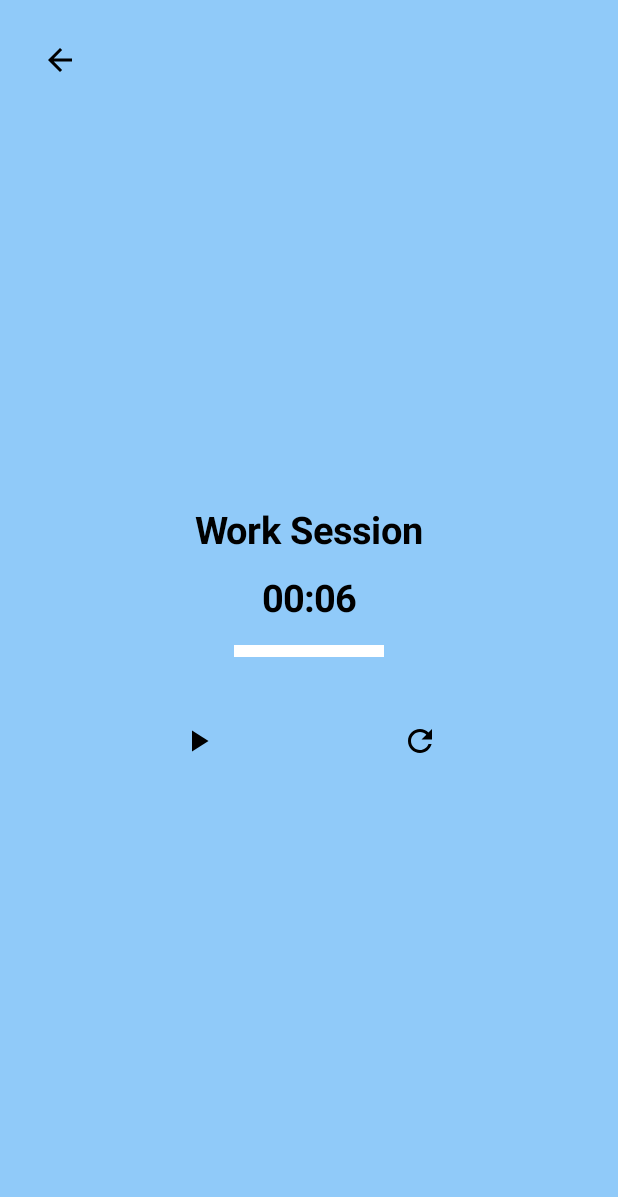
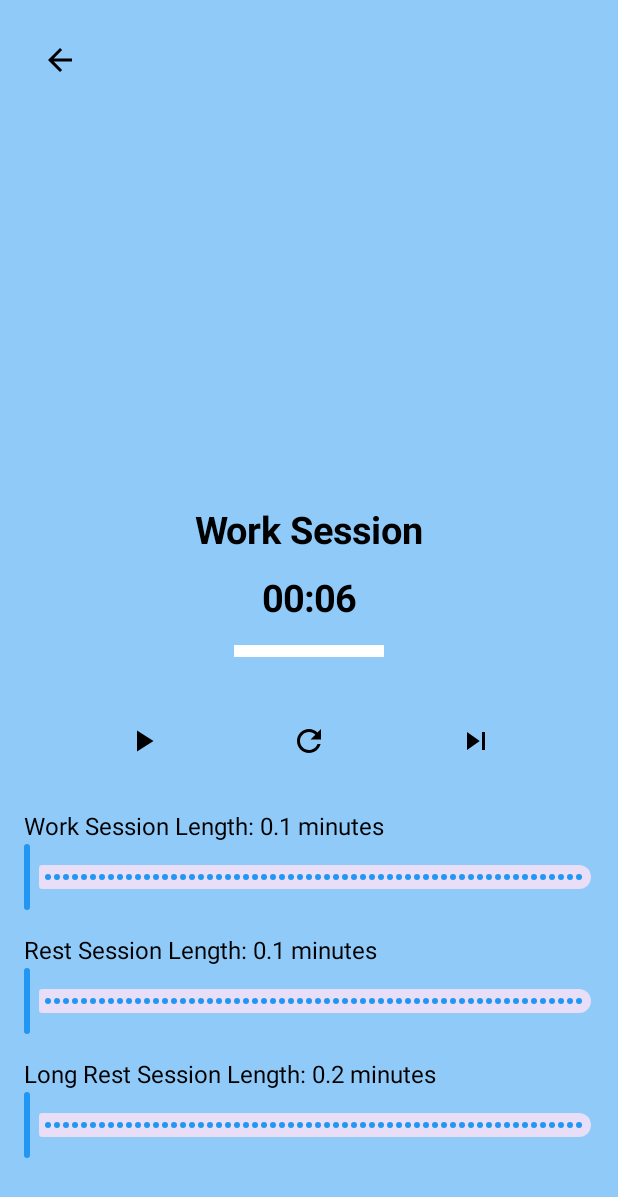
Before and after one commit to pierre-teodoresco/ChillBox, an Android app built with Jetpack Compose: the PomodoroActivity screen opened directly, with no data from a screen before it, on a phone screen of 412 x 824 dp. Shown: the top 1197 px of the screen. Run offline under Robolectric (Android 15) with nearby library versions, the phone set to English and light mode, and no system bars; our stand-ins replace livedata-compose.

Commit message:
sliders in pomodoro and refacto

```diff
--- a/app/src/main/java/com/example/chillbox/ui/PomodoroActivity.kt
+++ b/app/src/main/java/com/example/chillbox/ui/PomodoroActivity.kt
@@ -20,6 +20,7 @@ import androidx.compose.foundation.layout.width
 import androidx.compose.material3.Icon
 import androidx.compose.material3.IconButton
 import androidx.compose.material3.MaterialTheme
+import androidx.compose.material3.Slider
 import androidx.compose.material3.Text
 import androidx.compose.runtime.Composable
 import androidx.compose.runtime.getValue
@@ -173,8 +174,88 @@ fun PomodoroScreen(viewModel: PomodoroViewModel = PomodoroViewModel()) {
                     modifier = Modifier.size((24 * scaleFactor).dp)
                 )
             }
+
+            // Skip button
+            IconButton(
+                onClick = { viewModel.skipSession() }, // Skip the current session
+                modifier = Modifier.padding((8 * scaleFactor).dp)
+            ) {
+                Icon(
+                    painter = painterResource(R.drawable.ic_next),
+                    contentDescription = "Skip",
+                    modifier = Modifier.size((24 * scaleFactor).dp)
+                )
+            }
+        }
+
+        Spacer(modifier = Modifier.height((16 * scaleFactor).dp))
+
+        // Sliders for Work Session Length and Rest Session Length
+        Column {
+            // Work Session Length
+            Text(
+                text = "Work Session Length: ${viewModel.workSessionLength} minutes",
+                style = MaterialTheme.typography.bodyMedium.copy(fontSize = (16 * scaleFactor).sp)
+            )
+            Slider(
+                value = viewModel.workSessionLength,
+                onValueChange = { viewModel.workSessionLength = it.toInt().toFloat() },
+                valueRange = 1f..60f,
+                steps = 59,
+                modifier = Modifier.fillMaxWidth()
+            )
+
+            Spacer(modifier = Modifier.height((16 * scaleFactor).dp))
+
+            // Short Rest Session Length
+            Text(
+                text = "Rest Session Length: ${viewModel.shortRestSessionLength} minutes",
+                style = MaterialTheme.typography.bodyMedium.copy(fontSize = (16 * scaleFactor).sp)
+            )
+            Slider(
+                value = viewModel.shortRestSessionLength,
+                onValueChange = { viewModel.shortRestSessionLength = it.toInt().toFloat() },
+                valueRange = 1f..60f,
+                steps = 59,
+                modifier = Modifier.fillMaxWidth()
+            )
+
+            Spacer(modifier = Modifier.height((16 * scaleFactor).dp))
+
+            // Long Rest Session Length
+            Text(
+                text = "Long Rest Session Length: ${viewModel.longRestSessionLength} minutes",
+                style = MaterialTheme.typography.bodyMedium.copy(fontSize = (16 * scaleFactor).sp)
+            )
+            Slider(
+                value = viewModel.longRestSessionLength,
+                onValueChange = { viewModel.longRestSessionLength = it.toInt().toFloat() },
+                valueRange = 1f..60f,
+                steps = 59,
+                modifier = Modifier.fillMaxWidth()
+            )
         }
     }
+}
+
+@Composable
+fun SessionLengthSlider(
+    label: String,
+    length: Float,
+    onValueChange: (Float) -> Unit,
+    scaleFactor: Float
+) {
+    Text(
+        text = "$label: ${length.toInt()} minutes",
+        style = MaterialTheme.typography.bodyMedium.copy(fontSize = (16 * scaleFactor).sp)
+    )
+    Slider(
+        value = length,
+        onValueChange = onValueChange,
+        valueRange = 1f..60f,
+        modifier = Modifier.padding(horizontal = (16 * scaleFactor).dp)
+    )
+
 }
 
 @Preview(showBackground = true)
--- a/app/src/main/java/com/example/chillbox/viewmodel/PomodoroViewModel.kt
+++ b/app/src/main/java/com/example/chillbox/viewmodel/PomodoroViewModel.kt
@@ -6,13 +6,14 @@ import kotlinx.coroutines.Job
 import kotlinx.coroutines.delay
 import kotlinx.coroutines.launch
 import com.example.chillbox.model.PomodoroSessionType
+import com.example.chillbox.model.TimeManager
 
 class PomodoroViewModel : ViewModel() {
 
     // Customization attributes (now using Float for flexibility)
-    val workSessionLength = 0.1f // 0.1 minutes = 6 seconds (for testing)
-    val shortRestSessionLength = 0.1f // 0.1 minutes = 6 seconds
-    val longRestSessionLength = 0.2f // 0.5 minutes = 12 seconds
+    var workSessionLength = 0.1f // 0.1 minutes = 6 seconds (for testing)
+    var shortRestSessionLength = 0.1f // 0.1 minutes = 6 seconds
+    var longRestSessionLength = 0.2f // 0.5 minutes = 12 seconds
 
     private var currentTimeInMillis = (workSessionLength * 60 * 1000L).toLong() // Default work session in milliseconds
 
@@ -60,6 +61,13 @@ class PomodoroViewModel : ViewModel() {
         updateTimerDisplay()
     }
 
+    // Skip the current session
+    fun skipSession() {
+        pauseTimer()
+        switchSession()
+        updateTimerDisplay()
+    }
+
     // Switch between sessions
     private fun switchSession() {
         // Safely increment the work session count only when in Work session
@@ -91,10 +99,7 @@ class PomodoroViewModel : ViewModel() {
     }
 
     // Update timer display in MM:SS format
-    @SuppressLint("DefaultLocale")
     private fun updateTimerDisplay() {
-        val minutes = (currentTimeInMillis / 1000) / 60
-        val seconds = (currentTimeInMillis / 1000) % 60
-        timerValue.value = String.format("%02d:%02d", minutes, seconds)
+        timerValue.value = TimeManager.formatTime(currentTimeInMillis / 1000)
     }
 }
```
Also changed, not shown: app/src/main/java/com/example/chillbox/LofiRadioActivity.kt (+4 -67 lines), app/src/main/java/com/example/chillbox/model/TimeManager.kt (added, +14 -0 lines), app/src/main/java/com/example/chillbox/ui/components/CustomSlider.kt (added, +67 -0 lines).
